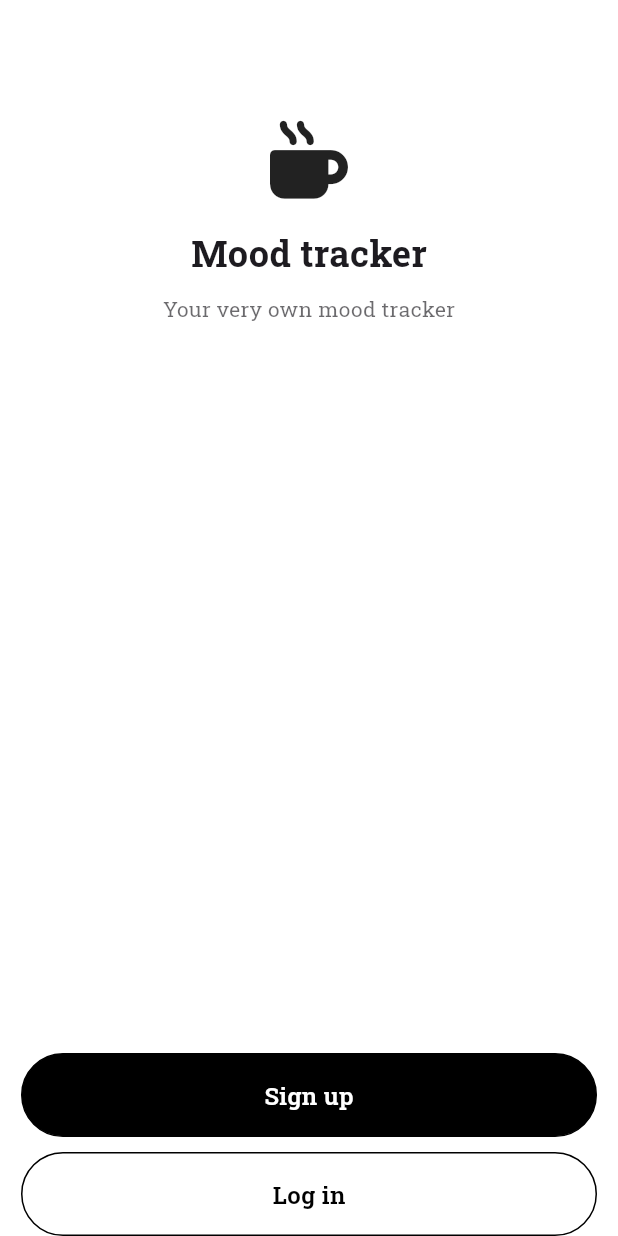
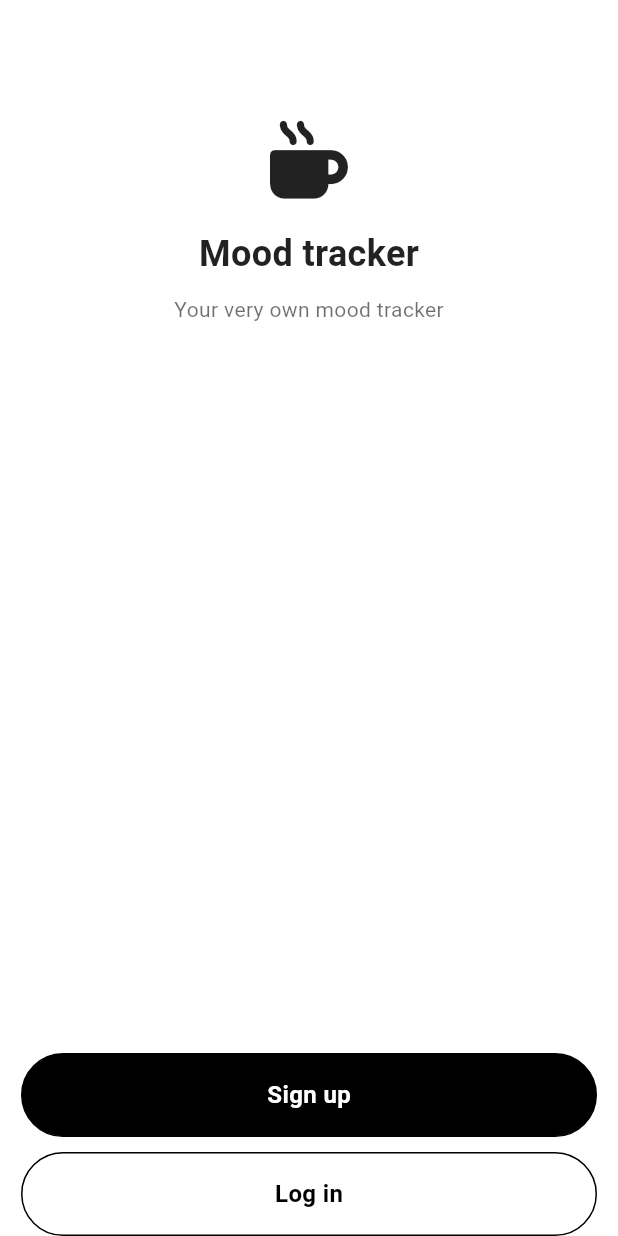
Before and after one commit to James1412/nomad_10week_final_project, a Flutter app: the screen it shows after launch, on a phone screen of 412 x 824 dp. Run offline on Flutter 3.47's test engine with Material 3 defaults, Android fonts, the phone set to English and light mode, and no system bars; our stand-ins replace emoji_picker_flutter, firebase_auth, firebase_core, flutter_riverpod, font_awesome_flutter, go_router; accounts and stored records are empty.

```diff
--- a/lib/features/write_mood/mood_writing_screen.dart
+++ b/lib/features/write_mood/mood_writing_screen.dart
@@ -235,7 +235,6 @@ class _MoodWritingScreenState extends ConsumerState<MoodWritingScreen> {
                         width: 1,
                       ),
                       borderRadius: BorderRadius.circular(Sizes.size10),
-                      color: Colors.white,
                     ),
                     child: const Center(
                       child: Text(
--- a/lib/main.dart
+++ b/lib/main.dart
@@ -1,10 +1,9 @@
-import 'package:final_project/constants/sizes.dart';
 import 'package:final_project/firebase_options.dart';
 import 'package:final_project/routes.dart';
+import 'package:final_project/theme.dart';
 import 'package:firebase_core/firebase_core.dart';
 import 'package:flutter/material.dart';
 import 'package:flutter_riverpod/flutter_riverpod.dart';
-import 'package:google_fonts/google_fonts.dart';
 
 void main() async {
   WidgetsFlutterBinding.ensureInitialized();
@@ -22,42 +21,8 @@ class MoodTrackerApp extends ConsumerWidget {
     return MaterialApp.router(
       routerConfig: ref.watch(routerProvider),
       debugShowCheckedModeBanner: false,
-      theme: ThemeData(
-        primaryColor: Colors.lightBlue.shade100,
-        textTheme: GoogleFonts.robotoSlabTextTheme(Theme.of(context).textTheme),
-        sliderTheme: SliderThemeData(
-          thumbColor: Colors.lightBlue.shade100,
-          activeTrackColor: Colors.lightBlue.shade100,
-          inactiveTrackColor: Colors.lightBlue.shade50,
-        ),
-        scaffoldBackgroundColor: Colors.white,
-        appBarTheme: AppBarTheme(
-          color: Colors.lightBlue.shade100,
-          shadowColor: Colors.transparent,
-          surfaceTintColor: Colors.transparent,
-          titleTextStyle: const TextStyle(
-            fontWeight: FontWeight.w700,
-            color: Colors.black,
-            fontSize: Sizes.size20,
-          ),
-        ),
-        bottomAppBarTheme: const BottomAppBarTheme(
-          color: Colors.transparent,
-          shadowColor: Colors.transparent,
-          surfaceTintColor: Colors.transparent,
-        ),
-        inputDecorationTheme: InputDecorationTheme(
-          focusedBorder: OutlineInputBorder(
-            borderSide: const BorderSide(
-              width: 1.5,
-              color: Colors.black,
-            ),
-            borderRadius: BorderRadius.circular(
-              Sizes.size10,
-            ),
-          ),
-        ),
-      ),
+      theme: lightMode(context),
+      darkTheme: darkMode(context),
     );
   }
 }
--- /dev/null
+++ b/lib/theme.dart
@@ -0,0 +1,82 @@
+import 'package:final_project/constants/sizes.dart';
+import 'package:flutter/material.dart';
+
+ThemeData lightMode(context) {
+  return ThemeData(
+    brightness: Brightness.light,
+    primaryColor: Colors.lightBlue.shade100,
+    textTheme: Typography.blackMountainView,
+    sliderTheme: SliderThemeData(
+      thumbColor: Colors.lightBlue.shade100,
+      activeTrackColor: Colors.lightBlue.shade100,
+      inactiveTrackColor: Colors.lightBlue.shade50,
+    ),
+    scaffoldBackgroundColor: Colors.white,
+    appBarTheme: AppBarTheme(
+      color: Colors.lightBlue.shade100,
+      shadowColor: Colors.transparent,
+      surfaceTintColor: Colors.transparent,
+      titleTextStyle: const TextStyle(
+        fontWeight: FontWeight.w700,
+        color: Colors.black,
+        fontSize: Sizes.size20,
+      ),
+    ),
+    bottomAppBarTheme: const BottomAppBarTheme(
+      color: Colors.transparent,
+      shadowColor: Colors.transparent,
+      surfaceTintColor: Colors.transparent,
+    ),
+    inputDecorationTheme: InputDecorationTheme(
+      focusedBorder: OutlineInputBorder(
+        borderSide: const BorderSide(
+          width: 1.5,
+          color: Colors.black,
+        ),
+        borderRadius: BorderRadius.circular(
+          Sizes.size10,
+        ),
+      ),
+    ),
+  );
+}
+
+ThemeData darkMode(context) {
+  return ThemeData(
+    brightness: Brightness.dark,
+    primaryColor: Colors.lightBlue.shade900,
+    textTheme: Typography.whiteMountainView,
+    sliderTheme: SliderThemeData(
+      thumbColor: Colors.lightBlue.shade800,
+      activeTrackColor: Colors.lightBlue.shade800,
+      inactiveTrackColor: Colors.lightBlue.shade900,
+    ),
+    scaffoldBackgroundColor: Colors.grey.shade900,
+    appBarTheme: AppBarTheme(
+      color: Colors.lightBlue.shade900,
+      shadowColor: Colors.transparent,
+      surfaceTintColor: Colors.transparent,
+      titleTextStyle: const TextStyle(
+        fontWeight: FontWeight.w700,
+        color: Colors.white,
+        fontSize: Sizes.size20,
+      ),
+    ),
+    bottomAppBarTheme: const BottomAppBarTheme(
+      color: Colors.transparent,
+      shadowColor: Colors.transparent,
+      surfaceTintColor: Colors.transparent,
+    ),
+    inputDecorationTheme: InputDecorationTheme(
+      focusedBorder: OutlineInputBorder(
+        borderSide: const BorderSide(
+          width: 1.5,
+          color: Colors.white,
+        ),
+        borderRadius: BorderRadius.circular(
+          Sizes.size10,
+        ),
+      ),
+    ),
+  );
+}
```
